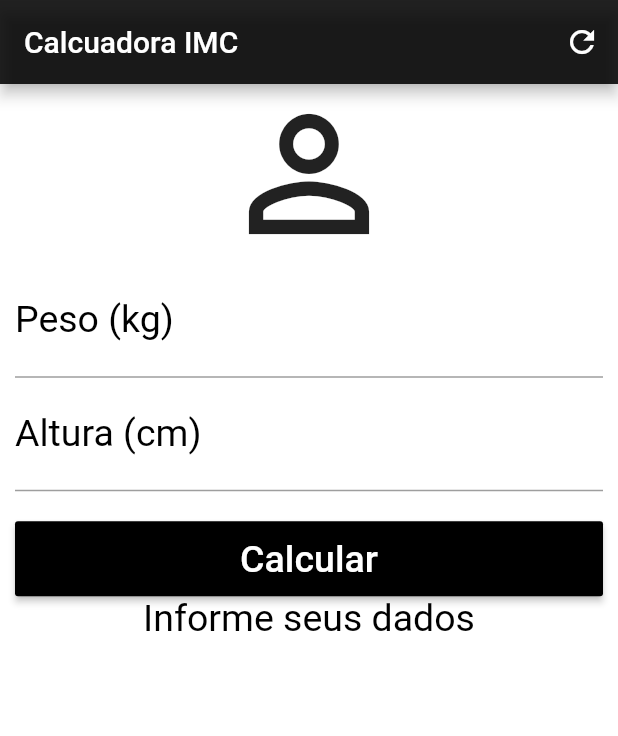
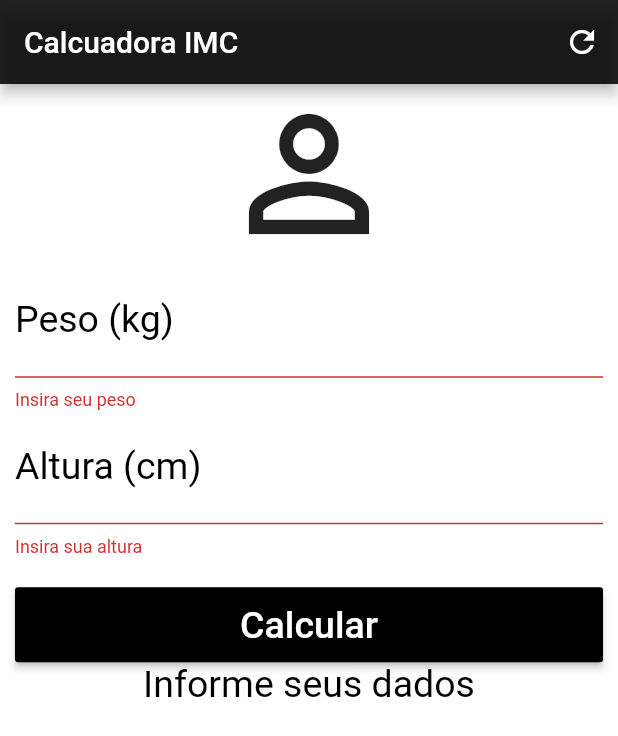
Before and after one commit to davihoffmann/calculadora-imc, a Flutter app: the screen it shows after launch, after a tap on "Calcular", on a phone screen of 412 x 824 dp. Shown: the top 736 px of the screen. Run offline on Flutter 3.47's test engine with Material 2 defaults, Android fonts, the phone set to English and light mode, and no system bars.

Commit message:
finalizado calculo do app

```diff
--- a/lib/home_page.dart
+++ b/lib/home_page.dart
@@ -6,6 +6,8 @@ class HomePage extends StatefulWidget {
 }
 
 class _HomePageState extends State<HomePage> {
+  GlobalKey<FormState> _formKey = GlobalKey<FormState>();
+
   TextEditingController _pesoControler = TextEditingController();
   TextEditingController _alturaControler = TextEditingController();
 
@@ -32,6 +34,8 @@ class _HomePageState extends State<HomePage> {
   _body() {
     return SingleChildScrollView(
       padding: EdgeInsets.fromLTRB(10.0, 0.0, 10.0, 0.0),
+      child: Form(
+        key: _formKey,
         child: Column(
           crossAxisAlignment: CrossAxisAlignment.stretch,
           children: <Widget>[
@@ -39,7 +43,12 @@ class _HomePageState extends State<HomePage> {
               Icons.person_outline,
               size: 120,
             ),
-          TextField(
+            TextFormField(
+              validator: (value) {
+                if (value.isEmpty) {
+                  return "Insira seu peso";
+                }
+              },
               controller: _pesoControler,
               keyboardType: TextInputType.number,
               decoration: InputDecoration(
@@ -49,7 +58,12 @@ class _HomePageState extends State<HomePage> {
               textAlign: TextAlign.center,
               style: TextStyle(color: Colors.black, fontSize: 25),
             ),
-          TextField(
+            TextFormField(
+              validator: (value) {
+                if (value.isEmpty) {
+                  return "Insira sua altura";
+                }
+              },
               controller: _alturaControler,
               keyboardType: TextInputType.number,
               decoration: InputDecoration(
@@ -78,6 +92,7 @@ class _HomePageState extends State<HomePage> {
             ),
           ],
         ),
+      ),
     );
   }
 
@@ -85,11 +100,16 @@ class _HomePageState extends State<HomePage> {
     _pesoControler.text = "";
     _alturaControler.text = "";
     setState(() {
+      _formKey = GlobalKey<FormState>();
       _info = "Informe seus dados";
     });
   }
 
   _culculate() {
+    if (!_formKey.currentState.validate()) {
+      return;
+    }
+
     setState(() {
       double peso = double.parse(_pesoControler.text);
       double altura = double.parse(_alturaControler.text) / 100;
@@ -98,20 +118,15 @@ class _HomePageState extends State<HomePage> {
 
       if (imc < 18.6) {
         _info = "Abaixo do Peso (${imc.toStringAsPrecision(3)})";
-      }
-      else if (imc >= 18.6 && imc < 24.9) {
+      } else if (imc >= 18.6 && imc < 24.9) {
         _info = "Peso Ideal (${imc.toStringAsPrecision(3)})";
-      }
-      else if (imc >= 24.9 && imc < 29.9) {
+      } else if (imc >= 24.9 && imc < 29.9) {
         _info = "Levemente Acima do Peso (${imc.toStringAsPrecision(3)})";
-      }
-      else if (imc >= 29.9 && imc < 34.9) {
+      } else if (imc >= 29.9 && imc < 34.9) {
         _info = "Obesidade Grau I (${imc.toStringAsPrecision(3)})";
-      }
-      else if (imc >= 34.9 && imc < 39.9) {
+      } else if (imc >= 34.9 && imc < 39.9) {
         _info = "Obesidade Grau II (${imc.toStringAsPrecision(3)})";
-      }
-      else if (imc >= 40) {
+      } else if (imc >= 40) {
         _info = "Obesidade Grau III (${imc.toStringAsPrecision(3)})";
       }
     });
```
Lines whose indentation alone changed are shown as unchanged.
